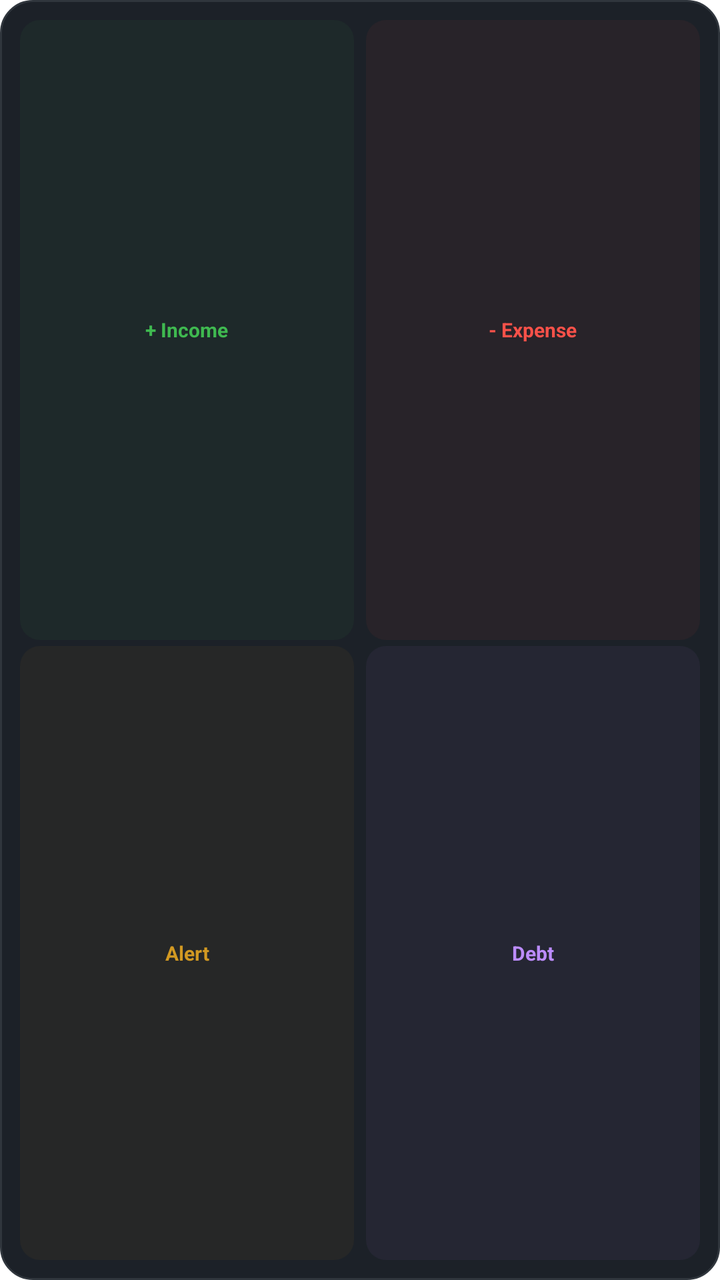
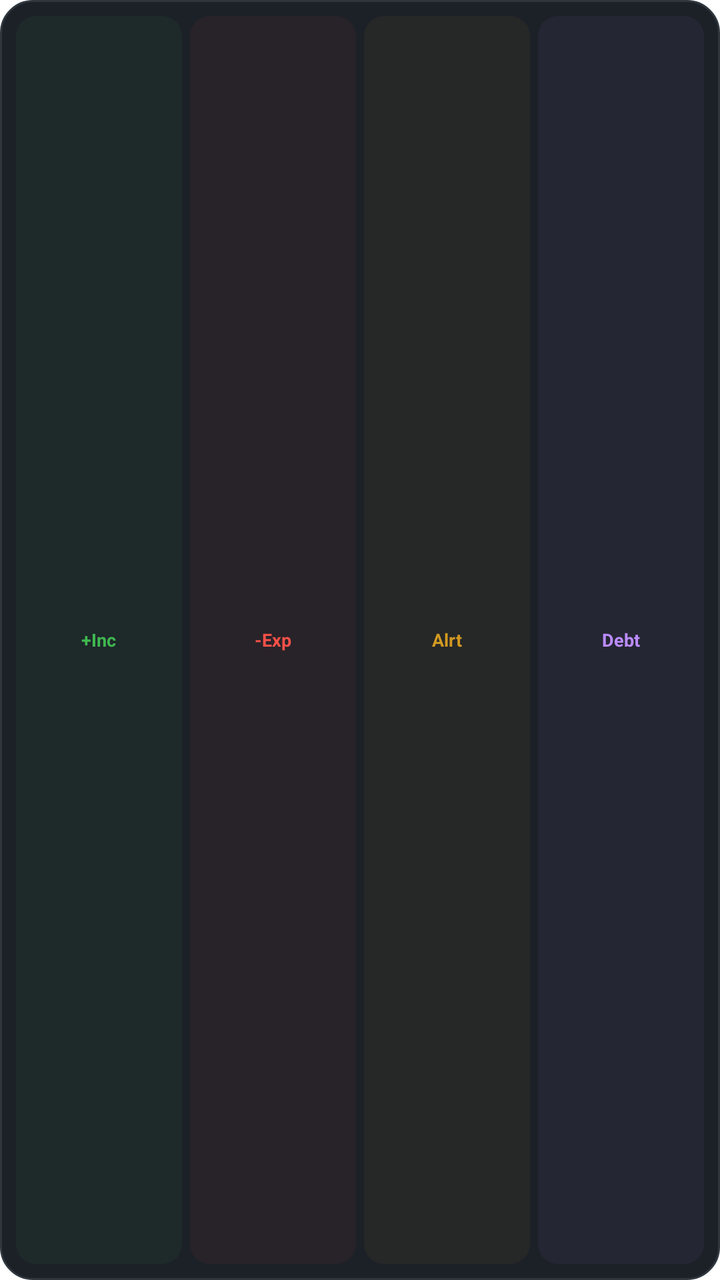

The first picture is an Android layout as it rendered before a commit; the second is the same layout after the commit. The layout source and the unified diff follow.
<!-- AndroidManifest.xml: fallback theme Theme.MaterialComponents.DayNight.NoActionBar -->
<!-- res/layout/widget_quick_actions.xml -->
<?xml version="1.0" encoding="utf-8"?>
<LinearLayout xmlns:android="http://schemas.android.com/apk/res/android"
    android:layout_width="match_parent"
    android:layout_height="match_parent"
    android:orientation="vertical"
    android:padding="10dp"
    android:background="@drawable/widget_background">

    <LinearLayout
        android:layout_width="match_parent"
        android:layout_height="0dp"
        android:layout_weight="1"
        android:orientation="horizontal">

        <TextView
            android:id="@+id/btn_add_income"
            android:layout_width="0dp"
            android:layout_height="match_parent"
            android:layout_weight="1"
            android:layout_marginEnd="3dp"
            android:background="@drawable/widget_chip_green"
            android:padding="8dp"
            android:text="+ Income"
            android:textColor="#3FB950"
            android:textSize="10sp"
            android:textStyle="bold"
            android:gravity="center" />

        <TextView
            android:id="@+id/btn_add_expense"
            android:layout_width="0dp"
            android:layout_height="match_parent"
            android:layout_weight="1"
            android:layout_marginStart="3dp"
            android:background="@drawable/widget_chip_red"
            android:padding="8dp"
            android:text="- Expense"
            android:textColor="#F85149"
            android:textSize="10sp"
            android:textStyle="bold"
            android:gravity="center" />

    </LinearLayout>

    <LinearLayout
        android:layout_width="match_parent"
        android:layout_height="0dp"
        android:layout_weight="1"
        android:orientation="horizontal">

        <TextView
            android:id="@+id/btn_add_alert"
            android:layout_width="0dp"
            android:layout_height="match_parent"
            android:layout_weight="1"
            android:layout_marginEnd="3dp"
            android:layout_marginTop="3dp"
            android:background="@drawable/widget_chip_orange"
            android:padding="8dp"
            android:text="Alert"
            android:textColor="#D29922"
            android:textSize="10sp"
            android:textStyle="bold"
            android:gravity="center" />

        <TextView
            android:id="@+id/btn_add_debt"
            android:layout_width="0dp"
            android:layout_height="match_parent"
            android:layout_weight="1"
            android:layout_marginStart="3dp"
            android:layout_marginTop="3dp"
            android:background="@drawable/widget_chip_purple"
            android:padding="8dp"
            android:text="Debt"
            android:textColor="#BC8CFF"
            android:textSize="10sp"
            android:textStyle="bold"
            android:gravity="center" />

    </LinearLayout>

</LinearLayout>
<!-- resources referenced by this layout -->
<resources>
  <!-- drawable widget_background (drawable) -->
  <?xml version="1.0" encoding="utf-8"?>
  <shape xmlns:android="http://schemas.android.com/apk/res/android"
      android:shape="rectangle">
      <solid android:color="#1C2128" />
      <corners android:radius="16dp" />
      <stroke android:width="1dp" android:color="#30363D" />
  </shape>
  <!-- drawable widget_chip_green (drawable) -->
  <?xml version="1.0" encoding="utf-8"?>
  <shape xmlns:android="http://schemas.android.com/apk/res/android" android:shape="rectangle">
      <solid android:color="#0D3FB950" />
      <corners android:radius="10dp" />
  </shape>
  <!-- drawable widget_chip_orange (drawable) -->
  <?xml version="1.0" encoding="utf-8"?>
  <shape xmlns:android="http://schemas.android.com/apk/res/android" android:shape="rectangle">
      <solid android:color="#0DD29922" />
      <corners android:radius="10dp" />
  </shape>
  <!-- drawable widget_chip_purple (drawable) -->
  <?xml version="1.0" encoding="utf-8"?>
  <shape xmlns:android="http://schemas.android.com/apk/res/android" android:shape="rectangle">
      <solid android:color="#0DBC8CFF" />
      <corners android:radius="10dp" />
  </shape>
  <!-- drawable widget_chip_red (drawable) -->
  <?xml version="1.0" encoding="utf-8"?>
  <shape xmlns:android="http://schemas.android.com/apk/res/android" android:shape="rectangle">
      <solid android:color="#0DF85149" />
      <corners android:radius="10dp" />
  </shape>
</resources>

<!-- the commit's change to res/layout/widget_quick_actions.xml (unified diff, before → after) -->
@@ -3,26 +3,26 @@
     android:layout_width="match_parent"
     android:layout_height="match_parent"
     android:orientation="vertical"
-    android:padding="10dp"
+    android:padding="8dp"
     android:background="@drawable/widget_background">
 
     <LinearLayout
         android:layout_width="match_parent"
-        android:layout_height="0dp"
-        android:layout_weight="1"
-        android:orientation="horizontal">
+        android:layout_height="match_parent"
+        android:orientation="horizontal"
+        android:gravity="center_vertical">
 
         <TextView
             android:id="@+id/btn_add_income"
             android:layout_width="0dp"
             android:layout_height="match_parent"
             android:layout_weight="1"
-            android:layout_marginEnd="3dp"
+            android:layout_marginEnd="2dp"
             android:background="@drawable/widget_chip_green"
-            android:padding="8dp"
-            android:text="+ Income"
+            android:padding="4dp"
+            android:text="+Inc"
             android:textColor="#3FB950"
-            android:textSize="10sp"
+            android:textSize="9sp"
             android:textStyle="bold"
             android:gravity="center" />
 
@@ -31,35 +31,28 @@
             android:layout_width="0dp"
             android:layout_height="match_parent"
             android:layout_weight="1"
-            android:layout_marginStart="3dp"
+            android:layout_marginStart="2dp"
+            android:layout_marginEnd="2dp"
             android:background="@drawable/widget_chip_red"
-            android:padding="8dp"
-            android:text="- Expense"
+            android:padding="4dp"
+            android:text="-Exp"
             android:textColor="#F85149"
-            android:textSize="10sp"
+            android:textSize="9sp"
             android:textStyle="bold"
             android:gravity="center" />
-
-    </LinearLayout>
-
-    <LinearLayout
-        android:layout_width="match_parent"
-        android:layout_height="0dp"
-        android:layout_weight="1"
-        android:orientation="horizontal">
 
         <TextView
             android:id="@+id/btn_add_alert"
             android:layout_width="0dp"
             android:layout_height="match_parent"
             android:layout_weight="1"
-            android:layout_marginEnd="3dp"
-            android:layout_marginTop="3dp"
+            android:layout_marginStart="2dp"
+            android:layout_marginEnd="2dp"
             android:background="@drawable/widget_chip_orange"
-            android:padding="8dp"
-            android:text="Alert"
+            android:padding="4dp"
+            android:text="Alrt"
             android:textColor="#D29922"
-            android:textSize="10sp"
+            android:textSize="9sp"
             android:textStyle="bold"
             android:gravity="center" />
 
@@ -68,13 +61,12 @@
             android:layout_width="0dp"
             android:layout_height="match_parent"
             android:layout_weight="1"
-            android:layout_marginStart="3dp"
-            android:layout_marginTop="3dp"
+            android:layout_marginStart="2dp"
             android:background="@drawable/widget_chip_purple"
-            android:padding="8dp"
+            android:padding="4dp"
             android:text="Debt"
             android:textColor="#BC8CFF"
-            android:textSize="10sp"
+            android:textSize="9sp"
             android:textStyle="bold"
             android:gravity="center" />
 
